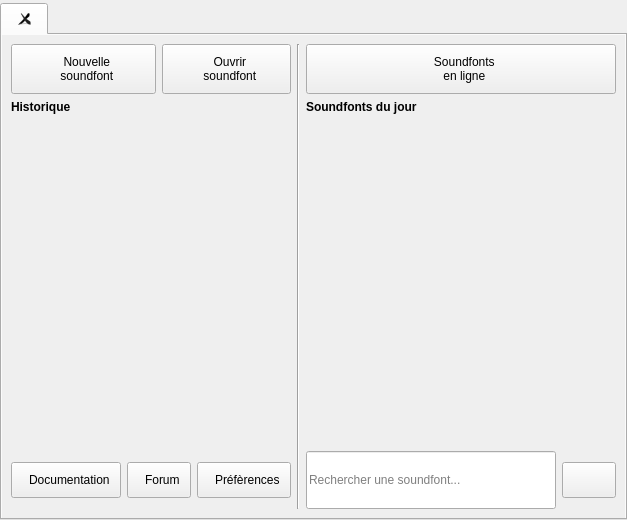
First picture: the form in sources/mainwindow/mainwindow.ui, repository davy7125/polyphone, before the edit.
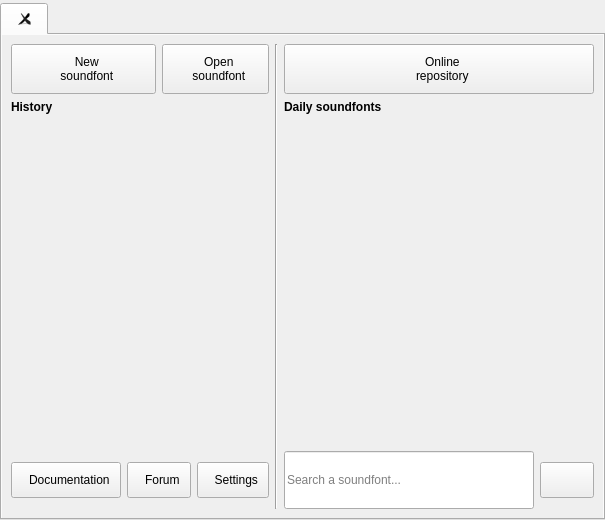
Second picture: the form after the edit. Icons and pictures are not drawn. Custom widgets are drawn as their Qt base class.

Patch:
```diff
--- a/sources/mainwindow/mainwindow.ui
+++ b/sources/mainwindow/mainwindow.ui
@@ -68,7 +68,7 @@
            <string notr="true">padding: 10px;</string>
           </property>
           <property name="text">
-           <string extracomment="prefixed with 2 spaces">  Préfèrences</string>
+           <string extracomment="prefixed with 2 spaces">  Settings</string>
           </property>
           <property name="iconSize">
            <size>
@@ -103,7 +103,7 @@
            <string notr="true">padding: 10px;</string>
           </property>
           <property name="text">
-           <string extracomment="prefixed with 2 spaces for each line">  Nouvelle
+           <string extracomment="prefixed with 2 spaces for each line">  New
   soundfont</string>
           </property>
           <property name="iconSize">
@@ -155,7 +155,7 @@
            </font>
           </property>
           <property name="text">
-           <string>Soundfonts du jour</string>
+           <string>Daily soundfonts</string>
           </property>
          </widget>
         </item>
@@ -165,8 +165,8 @@
            <string notr="true">padding: 10px;</string>
           </property>
           <property name="text">
-           <string extracomment="prefixed with 2 spaces for each line">  Soundfonts
-  en ligne</string>
+           <string extracomment="prefixed with 2 spaces for each line">  Online
+  repository</string>
           </property>
           <property name="iconSize">
            <size>
@@ -182,7 +182,7 @@
            <string notr="true">height:52px</string>
           </property>
           <property name="placeholderText">
-           <string>Rechercher une soundfont...</string>
+           <string>Search a soundfont...</string>
           </property>
          </widget>
         </item>
@@ -192,7 +192,7 @@
            <string notr="true">padding: 10px;</string>
           </property>
           <property name="text">
-           <string extracomment="prefixed with 2 spaces for each line">  Ouvrir
+           <string extracomment="prefixed with 2 spaces for each line">  Open
   soundfont</string>
           </property>
           <property name="iconSize">
@@ -212,7 +212,7 @@
            </font>
           </property>
           <property name="text">
-           <string>Historique</string>
+           <string>History</string>
           </property>
           <property name="alignment">
            <set>Qt::AlignLeading|Qt::AlignLeft|Qt::AlignTop</set>
```
